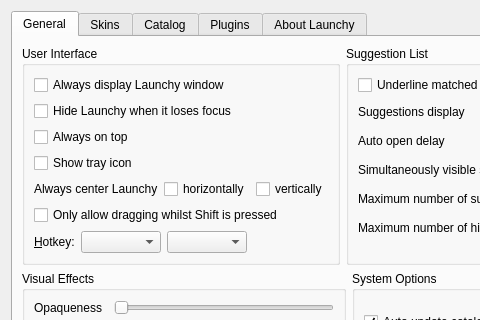
pablorusso/launchy, file src/options.ui: the form before one commit; both pictures show x 0 to 480 and y 0 to 320 of the 697 by 518 pixel window.
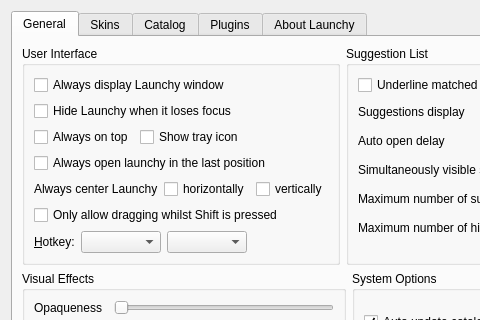
The form after the commit. The open tabs and pages were chosen to show the change. Icons and pictures are not drawn. Custom widgets are drawn as their Qt base class.

Commit message: Adds option to open launchy in the current screen/monitor

What changed in the file:
```diff
--- a/src/options.ui
+++ b/src/options.ui
@@ -62,6 +62,8 @@
                </widget>
               </item>
               <item>
+               <layout class="QHBoxLayout" name="horizontalLayout_3">
+                <item>
                <widget class="QCheckBox" name="genAlwaysTop">
                 <property name="enabled">
                  <bool>true</bool>
@@ -79,6 +81,28 @@
                </widget>
               </item>
               <item>
+                 <spacer name="horizontalSpacer_3">
+                  <property name="orientation">
+                   <enum>Qt::Horizontal</enum>
+                  </property>
+                  <property name="sizeHint" stdset="0">
+                   <size>
+                    <width>0</width>
+                    <height>0</height>
+                   </size>
+                  </property>
+                 </spacer>
+                </item>
+               </layout>
+              </item>
+              <item>
+               <widget class="QCheckBox" name="genOpenInLastPosition">
+                <property name="text">
+                 <string>Always open launchy in the last position</string>
+                </property>
+               </widget>
+              </item>
+              <item>
                <layout class="QHBoxLayout" name="horizontalLayout_2">
                 <item>
                  <widget class="QLabel" name="label_5">
```
Left out of the diff: 3 changed lines with no effect on the pictures. Lines whose indentation alone changed are shown as unchanged. The commit also changes 3 other files.
